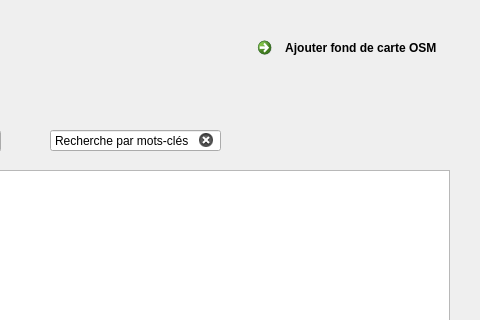
Qt form FluxCEN_dialog_base.ui (CEN-Nouvelle-Aquitaine/fluxcen) before a commit; both pictures show x 430 to 910 and y 0 to 320 of the 910 by 800 pixel window.
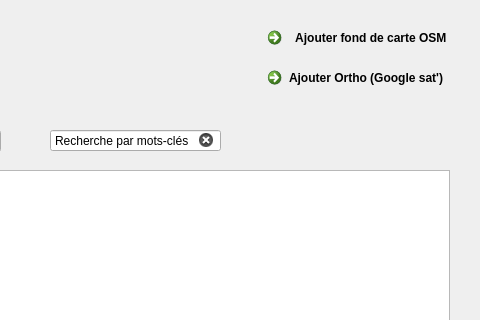
The same form after that commit. Icons and pictures are not drawn.

```diff
--- a/FluxCEN_dialog_base.ui
+++ b/FluxCEN_dialog_base.ui
@@ -182,8 +182,8 @@
   <widget class="QCommandLinkButton" name="commandLinkButton_3">
    <property name="geometry">
     <rect>
-     <x>680</x>
-     <y>30</y>
+     <x>690</x>
+     <y>20</y>
      <width>201</width>
      <height>41</height>
     </rect>
@@ -248,6 +248,35 @@
     <string>Flux sélectionné(s) à charger :</string>
    </property>
   </widget>
+  <widget class="QCommandLinkButton" name="commandLinkButton_4">
+   <property name="geometry">
+    <rect>
+     <x>690</x>
+     <y>60</y>
+     <width>201</width>
+     <height>41</height>
+    </rect>
+   </property>
+   <property name="font">
+    <font>
+     <family>Segoe UI</family>
+     <pointsize>9</pointsize>
+    </font>
+   </property>
+   <property name="text">
+    <string>Ajouter Ortho (Google sat')</string>
+   </property>
+   <property name="icon">
+    <iconset resource="resources.qrc">
+     <normaloff>:/plugins/FluxCEN/orthos.png</normaloff>:/plugins/FluxCEN/orthos.png</iconset>
+   </property>
+   <property name="iconSize">
+    <size>
+     <width>20</width>
+     <height>20</height>
+    </size>
+   </property>
+  </widget>
  </widget>
  <resources>
  </resources>
```
Left out of the diff: 1 changed line with no effect on the pictures.
